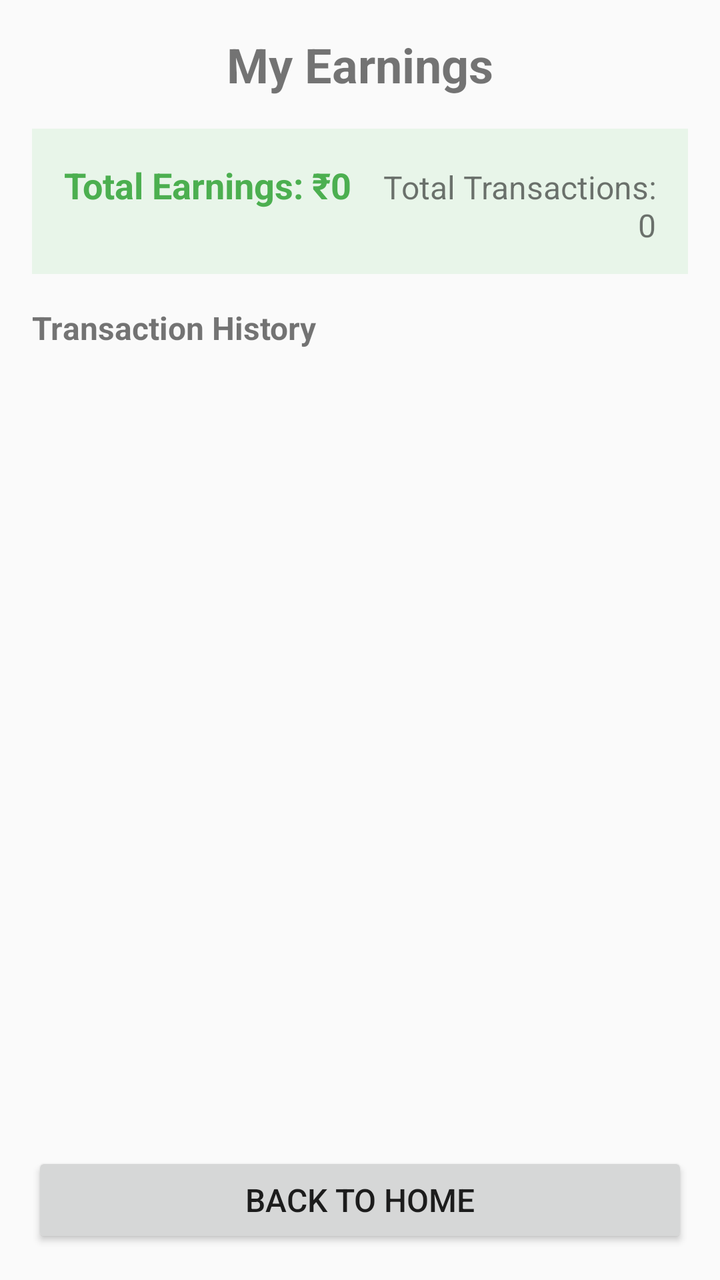
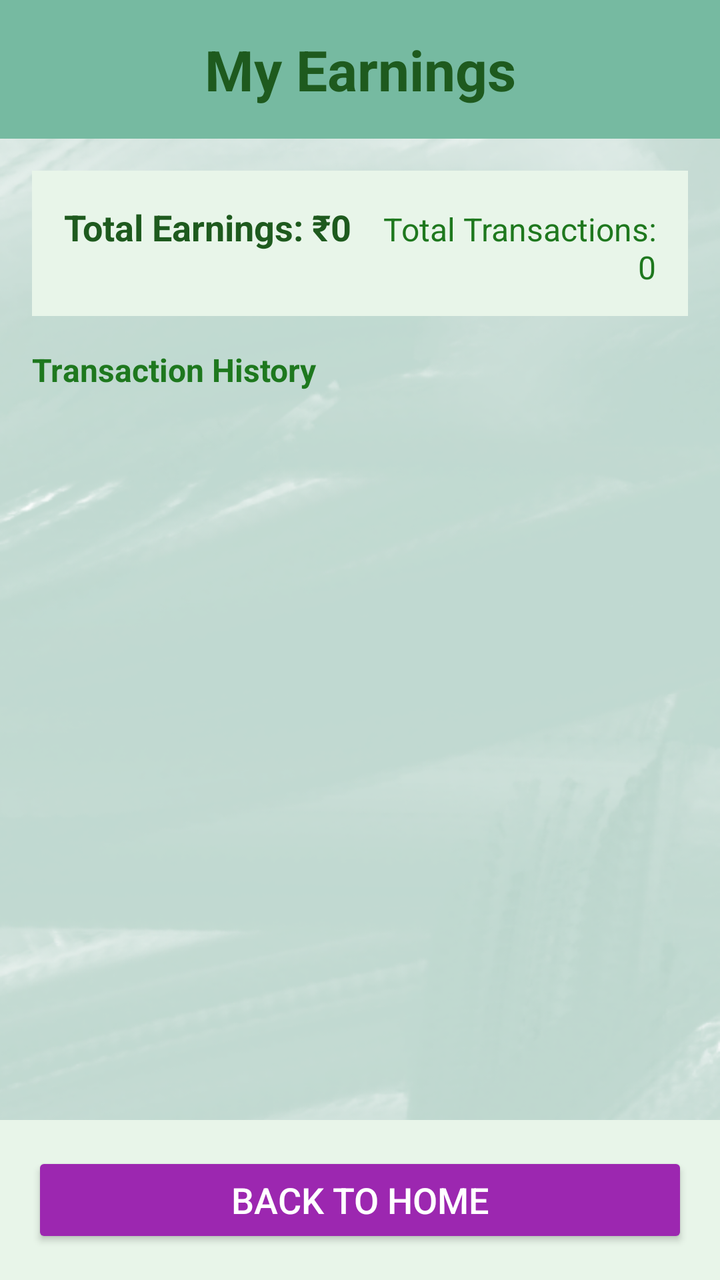

Compare the two renders of this Android layout. The source of the first and the diff that turns it into the second are given below.
<!-- AndroidManifest.xml: application theme Theme.AppCompat.Light.DarkActionBar -->
<!-- res/layout/activity_earnings.xml -->
<?xml version="1.0" encoding="utf-8"?>
<LinearLayout xmlns:android="http://schemas.android.com/apk/res/android"
    android:layout_width="match_parent"
    android:layout_height="match_parent"
    android:orientation="vertical"
    android:padding="16dp">

    <TextView
        android:layout_width="match_parent"
        android:layout_height="wrap_content"
        android:text="My Earnings"
        android:textSize="24sp"
        android:textStyle="bold"
        android:gravity="center"
        android:layout_marginBottom="16dp" />

    <LinearLayout
        android:layout_width="match_parent"
        android:layout_height="wrap_content"
        android:orientation="horizontal"
        android:background="#E8F5E9"
        android:padding="16dp"
        android:layout_marginBottom="16dp">

        <TextView
            android:id="@+id/totalEarningsTextView"
            android:layout_width="0dp"
            android:layout_height="wrap_content"
            android:layout_weight="1"
            android:text="Total Earnings: ₹0"
            android:textSize="18sp"
            android:textStyle="bold"
            android:textColor="#4CAF50" />

        <TextView
            android:id="@+id/transactionCountTextView"
            android:layout_width="0dp"
            android:layout_height="wrap_content"
            android:layout_weight="1"
            android:text="Total Transactions: 0"
            android:textSize="16sp"
            android:gravity="end" />

    </LinearLayout>

    <TextView
        android:layout_width="match_parent"
        android:layout_height="wrap_content"
        android:text="Transaction History"
        android:textSize="16sp"
        android:textStyle="bold"
        android:layout_marginBottom="8dp" />

    <ListView
        android:id="@+id/transactionsListView"
        android:layout_width="match_parent"
        android:layout_height="0dp"
        android:layout_weight="1"
        android:divider="@android:color/darker_gray"
        android:dividerHeight="1dp"
        android:layout_marginBottom="16dp" />

    <Button
        android:id="@+id/backButton"
        android:layout_width="match_parent"
        android:layout_height="wrap_content"
        android:text="Back to Home"
        android:textSize="16sp" />

</LinearLayout>
<!-- resources referenced by this layout -->
<resources>

</resources>

<!-- the commit's change to res/layout/activity_earnings.xml (unified diff, before → after) -->
@@ -3,68 +3,109 @@
     android:layout_width="match_parent"
     android:layout_height="match_parent"
     android:orientation="vertical"
-    android:padding="16dp">
+    android:background="@drawable/simple_background">
 
-    <TextView
-        android:layout_width="match_parent"
-        android:layout_height="wrap_content"
-        android:text="My Earnings"
-        android:textSize="24sp"
-        android:textStyle="bold"
-        android:gravity="center"
-        android:layout_marginBottom="16dp" />
-
+    
     <LinearLayout
         android:layout_width="match_parent"
         android:layout_height="wrap_content"
-        android:orientation="horizontal"
-        android:background="#E8F5E9"
-        android:padding="16dp"
-        android:layout_marginBottom="16dp">
+        android:background="#76BAA1"
+        android:orientation="vertical"
+        android:padding="16dp">
 
         <TextView
-            android:id="@+id/totalEarningsTextView"
-            android:layout_width="0dp"
+            android:layout_width="match_parent"
             android:layout_height="wrap_content"
-            android:layout_weight="1"
-            android:text="Total Earnings: ₹0"
-            android:textSize="18sp"
-            android:textStyle="bold"
-            android:textColor="#4CAF50" />
-
-        <TextView
-            android:id="@+id/transactionCountTextView"
-            android:layout_width="0dp"
-            android:layout_height="wrap_content"
-            android:layout_weight="1"
-            android:text="Total Transactions: 0"
-            android:textSize="16sp"
-            android:gravity="end" />
+            android:gravity="center"
+            android:text="My Earnings"
+            android:textColor="#1E5A1E"
+            android:textSize="28sp"
+            android:textStyle="bold" />
 
     </LinearLayout>
 
-    <TextView
-        android:layout_width="match_parent"
-        android:layout_height="wrap_content"
-        android:text="Transaction History"
-        android:textSize="16sp"
-        android:textStyle="bold"
-        android:layout_marginBottom="8dp" />
-
-    <ListView
-        android:id="@+id/transactionsListView"
+    
+    <ScrollView
         android:layout_width="match_parent"
         android:layout_height="0dp"
         android:layout_weight="1"
-        android:divider="@android:color/darker_gray"
-        android:dividerHeight="1dp"
-        android:layout_marginBottom="16dp" />
+        android:fillViewport="true">
 
-    <Button
-        android:id="@+id/backButton"
+        <LinearLayout
+            android:layout_width="match_parent"
+            android:layout_height="wrap_content"
+            android:orientation="vertical"
+            android:padding="16dp">
+
+            <LinearLayout
+                android:layout_width="match_parent"
+                android:layout_height="wrap_content"
+                android:orientation="horizontal"
+                android:background="#E8F5E9"
+                android:padding="16dp"
+                android:layout_marginBottom="16dp">
+
+                <TextView
+                    android:id="@+id/totalEarningsTextView"
+                    android:layout_width="0dp"
+                    android:layout_height="wrap_content"
+                    android:layout_weight="1"
+                    android:text="Total Earnings: ₹0"
+                    android:textSize="18sp"
+                    android:textStyle="bold"
+                    android:textColor="#1E5A1E" />
+
+                <TextView
+                    android:id="@+id/transactionCountTextView"
+                    android:layout_width="0dp"
+                    android:layout_height="wrap_content"
+                    android:layout_weight="1"
+                    android:text="Total Transactions: 0"
+                    android:textSize="16sp"
+                    android:textColor="#1E781E"
+                    android:gravity="end" />
+
+            </LinearLayout>
+
+            <TextView
+                android:layout_width="match_parent"
+                android:layout_height="wrap_content"
+                android:text="Transaction History"
+                android:textSize="16sp"
+                android:textStyle="bold"
+                android:textColor="#1E781E"
+                android:layout_marginBottom="8dp" />
+
+            <ListView
+                android:id="@+id/transactionsListView"
+                android:layout_width="match_parent"
+                android:layout_height="wrap_content"
+                android:divider="@android:color/darker_gray"
+                android:dividerHeight="1dp"
+                android:layout_marginBottom="16dp" />
+
+        </LinearLayout>
+
+    </ScrollView>
+
+    
+    <LinearLayout
         android:layout_width="match_parent"
         android:layout_height="wrap_content"
-        android:text="Back to Home"
-        android:textSize="16sp" />
+        android:orientation="vertical"
+        android:padding="16dp"
+        android:background="#E8F5E9">
+
+        <Button
+            android:id="@+id/backButton"
+            android:layout_width="match_parent"
+            android:layout_height="wrap_content"
+            android:backgroundTint="#9C27B0"
+            android:radius="25dp"
+            android:text="Back to Home"
+            android:textColor="#FFFFFF"
+            android:textSize="18sp" />
+
+    </LinearLayout>
 
 </LinearLayout>
<!-- resource entries referenced after the edit -->
@@ -1,5 +1,5 @@
 <!-- resources referenced by this layout -->
 <resources>
-
+  <!-- drawable simple_background: png bitmap (drawable, 146856 bytes) -->
 </resources>
 
